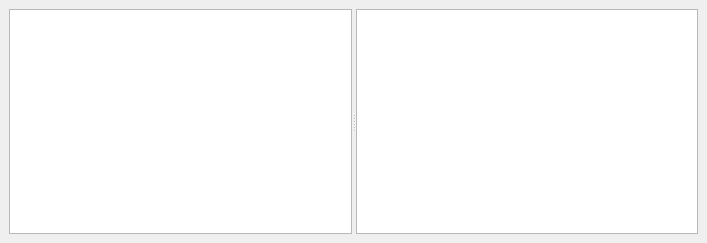
Qt form lib/plugins/vcs/subversion/svnlogviewwidget.ui (KDE/kdevelop) before a commit.
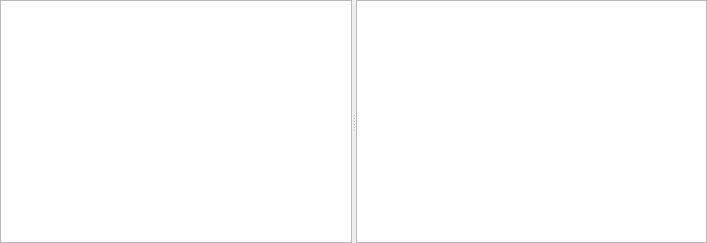
The same form after that commit.

Diff of the .ui file:
```diff
--- a/lib/plugins/vcs/subversion/svnlogviewwidget.ui
+++ b/lib/plugins/vcs/subversion/svnlogviewwidget.ui
@@ -14,10 +14,10 @@
   </property>
   <layout class="QGridLayout" >
    <property name="margin" >
-    <number>9</number>
+    <number>0</number>
    </property>
    <property name="spacing" >
-    <number>6</number>
+    <number>0</number>
    </property>
    <item row="0" column="0" >
     <widget class="QSplitter" name="splitter" >
```
